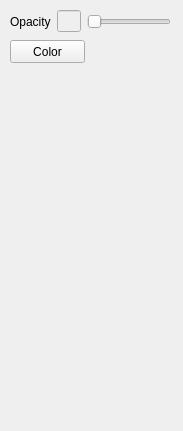
Old version of the form src/mafPluginVTK/mafPipeVisualSurface.ui in the repository tartarini/MAF3.
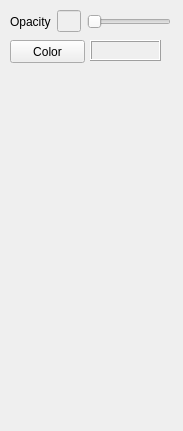
New version of the form.

Commit message: added widgets for color

```diff
--- a/src/mafPluginVTK/mafPipeVisualSurface.ui
+++ b/src/mafPluginVTK/mafPipeVisualSurface.ui
@@ -108,6 +108,28 @@
     <string>Color</string>
    </property>
   </widget>
+  <widget class="QFrame" name="colorFrame">
+   <property name="enabled">
+    <bool>true</bool>
+   </property>
+   <property name="geometry">
+    <rect>
+     <x>90</x>
+     <y>40</y>
+     <width>71</width>
+     <height>21</height>
+    </rect>
+   </property>
+   <property name="autoFillBackground">
+    <bool>true</bool>
+   </property>
+   <property name="frameShape">
+    <enum>QFrame::Box</enum>
+   </property>
+   <property name="frameShadow">
+    <enum>QFrame::Raised</enum>
+   </property>
+  </widget>
  </widget>
  <resources/>
  <connections/>
```
Left out of the diff: 3 changed lines with no effect on the pictures.
